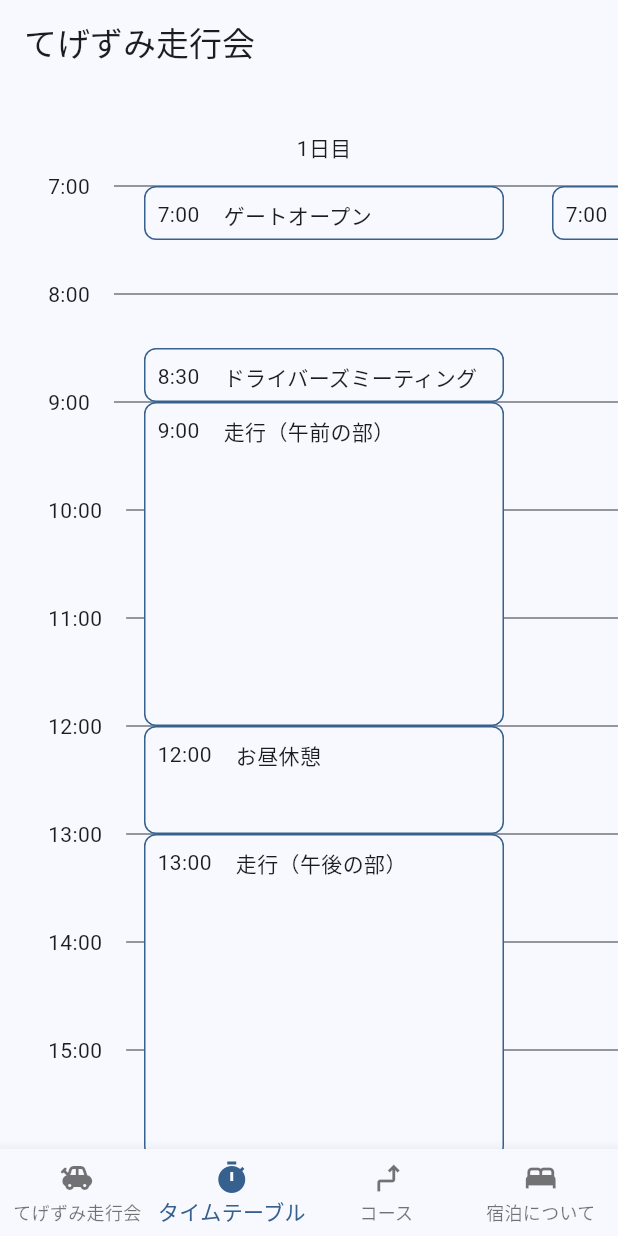
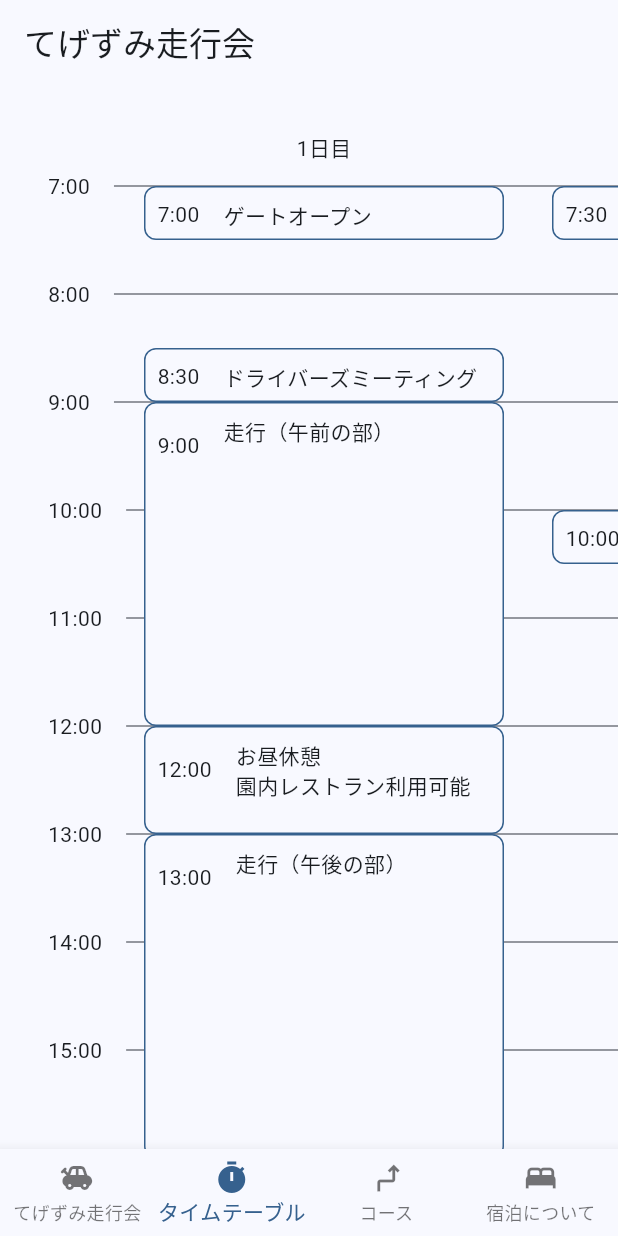
Before and after one commit to tegetege/tegezumi-soukoukai, a Flutter app: the screen it shows after launch, swiped to page 2, on a phone screen of 412 x 824 dp. Run offline on Flutter 3.47's test engine with Material 2 defaults, Android fonts, the phone set to English and light mode, and no system bars; our stand-ins replace flutter_hooks, google_fonts; missing offline and left inert: webviewx_plus.

Commit message:
add schedule

```diff
--- a/lib/timetable_page.dart
+++ b/lib/timetable_page.dart
@@ -19,13 +19,35 @@ class TimetablePage extends StatelessWidget {
                 child: Column(
                   children: [
                     SizedBox(height: 36, child: Text('1日目')),
-                    Event(height: 36, time: '7:00', label: 'ゲートオープン'),
+                    Event(height: 36, time: '7:00', label: 'ゲートオープン', text: ''),
                     SizedBox(height: 36 * 2),
-                    Event(height: 36, time: '8:30', label: 'ドライバーズミーティング'),
-                    Event(height: 36 * 6, time: '9:00', label: '走行（午前の部）'),
-                    Event(height: 36 * 2, time: '12:00', label: 'お昼休憩'),
-                    Event(height: 36 * 6, time: '13:00', label: '走行（午後の部）'),
-                    Event(height: 36, time: '16:00', label: '走行終了'),
+                    Event(
+                        height: 36,
+                        time: '8:30',
+                        label: 'ドライバーズミーティング',
+                        text: ''),
+                    Event(
+                        height: 36 * 6,
+                        time: '9:00',
+                        label: '走行（午前の部）',
+                        text: ''),
+                    Event(
+                        height: 36 * 2,
+                        time: '12:00',
+                        label: 'お昼休憩',
+                        text: '園内レストラン利用可能'),
+                    Event(
+                        height: 36 * 6,
+                        time: '13:00',
+                        label: '走行（午後の部）',
+                        text: ''),
+                    Event(height: 36, time: '16:00', label: '走行終了', text: ''),
+                    Event(
+                        height: 36, time: '17:00', label: 'ゲートクローズ', text: ''),
+                    Event(
+                        height: 36, time: '17:30', label: '旅館チェックイン', text: ''),
+                    SizedBox(height: 36 * 2),
+                    Event(height: 36, time: '19:00', label: '夕食', text: ''),
                   ],
                 ),
               ),
@@ -35,7 +57,10 @@ class TimetablePage extends StatelessWidget {
                 child: Column(
                   children: [
                     SizedBox(height: 36, child: Text('2日目')),
-                    Event(height: 36, time: '7:00', label: '朝食'),
+                    Event(height: 36, time: '7:30', label: '朝食', text: ''),
+                    SizedBox(height: 36 * 5),
+                    Event(
+                        height: 36, time: '10:00', label: 'チェックアウト', text: ''),
                   ],
                 ),
               ),
@@ -69,6 +94,8 @@ class Table extends StatelessWidget {
           Time(label: '16:00'),
           Time(label: '17:00'),
           Time(label: '18:00'),
+          Time(label: '19:00'),
+          Time(label: '20:00'),
         ],
       ),
     );
@@ -112,11 +139,13 @@ class Event extends StatelessWidget {
     required this.height,
     required this.time,
     required this.label,
+    required this.text,
   });
 
   final double height;
   final String time;
   final String label;
+  final String text;
 
   @override
   Widget build(BuildContext context) {
@@ -135,7 +164,7 @@ class Event extends StatelessWidget {
             Text(time),
             const SizedBox(width: 16),
             Expanded(
-              child: Text(label),
+              child: Text('$label\n$text'),
             ),
           ]),
         ),
```
